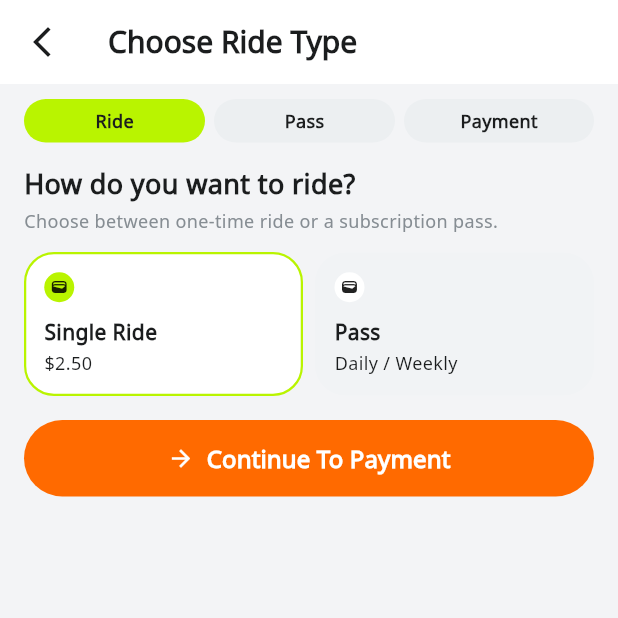
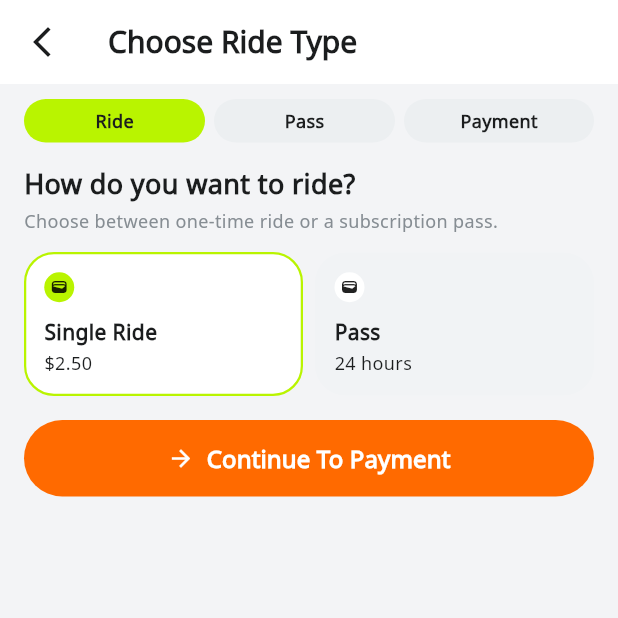
Before and after one commit to AsInike/Final_project-Ronan, a Flutter app: the screen it shows after launch, item 3 of the bottom bar chosen, on a phone screen of 412 x 824 dp, the top half of it. Run offline on Flutter 3.47's test engine with Material 3 defaults, Android fonts, the phone set to English and light mode, and no system bars; our stand-ins replace flutter_map, latlong2.

Commit message:
update payment

```diff
--- a/bestapp/lib/features/payment/screens/payment_screen.dart
+++ b/bestapp/lib/features/payment/screens/payment_screen.dart
@@ -7,6 +7,7 @@ import '../../../core/constants/text_styles.dart';
 import '../../../core/widgets/bottom_nav_bar.dart';
 import '../../../core/widgets/custom_app_bar.dart';
 import '../../../core/widgets/custom_button.dart';
+import '../../../models/pass_plan.dart';
 import '../../../routes/app_routes.dart';
 import '../../../services/app_state.dart';
 import '../widgets/payment_card.dart';
@@ -77,6 +78,7 @@ class _PaymentScreenState extends State<PaymentScreen> {
   @override
   Widget build(BuildContext context) {
     final state = context.watch<AppState>();
+    final passPlans = state.passPlans.where((plan) => plan.id != 'single-ride').toList();
     final title = _step == 0
         ? 'Choose Ride Type'
         : _step == 1
@@ -89,7 +91,9 @@ class _PaymentScreenState extends State<PaymentScreen> {
         title: title,
         showBackButton: true,
       ),
-      body: SingleChildScrollView(
+      body: SafeArea(
+        top: false,
+        child: Padding(
           padding: const EdgeInsets.fromLTRB(16, 10, 16, 6),
           child: Form(
             key: _formKey,
@@ -98,7 +102,34 @@ class _PaymentScreenState extends State<PaymentScreen> {
               children: [
                 _StepIndicator(currentStep: _step),
                 const SizedBox(height: 14),
-              if (_step == 0) ...[
+                Expanded(child: _buildStepContent(state, passPlans)),
+              ],
+            ),
+          ),
+        ),
+      ),
+      bottomNavigationBar: Column(
+        mainAxisSize: MainAxisSize.min,
+        children: [
+          if (_step == 1) _buildPassStepActionBar(),
+          BottomNavBar(
+            currentIndex: 2,
+            onTap: (index) {
+              state.setCurrentNavIndex(index);
+              AppRoutes.navigateByTab(context, index);
+            },
+          ),
+        ],
+      ),
+    );
+  }
+
+  Widget _buildStepContent(AppState state, List<PassPlan> passPlans) {
+    if (_step == 0) {
+      return SingleChildScrollView(
+        child: Column(
+          crossAxisAlignment: CrossAxisAlignment.start,
+          children: [
             Text('How do you want to ride?', style: AppTextStyles.titleMedium.copyWith(fontSize: 18)),
             const SizedBox(height: 4),
             Text('Choose between one-time ride or a subscription pass.', style: AppTextStyles.caption),
@@ -108,12 +139,11 @@ class _PaymentScreenState extends State<PaymentScreen> {
                 Expanded(
                   child: PaymentCard(
                     title: 'Single Ride',
-                        subtitle: '\$${RidePassType.singleRide.price.toStringAsFixed(2)}',
+                    subtitle: '\$${AppConstants.singleRidePrice.toStringAsFixed(2)}',
                     isSelected: !_isPassFlow,
                     onTap: () {
                       setState(() {
                         _isPassFlow = false;
-                            state.selectPassType(RidePassType.singleRide);
                       });
                     },
                   ),
@@ -122,12 +152,11 @@ class _PaymentScreenState extends State<PaymentScreen> {
                 Expanded(
                   child: PaymentCard(
                     title: 'Pass',
-                        subtitle: 'Daily / Weekly',
+                    subtitle: state.selectedPassPlan.billingCycle,
                     isSelected: _isPassFlow,
                     onTap: () {
                       setState(() {
                         _isPassFlow = true;
-                            state.selectPassType(RidePassType.dailyPass);
                       });
                     },
                   ),
@@ -145,54 +174,42 @@ class _PaymentScreenState extends State<PaymentScreen> {
               },
             ),
           ],
-              if (_step == 1) ...[
+        ),
+      );
+    }
+
+    if (_step == 1) {
+      return Column(
+        crossAxisAlignment: CrossAxisAlignment.start,
+        children: [
           Text('Choose your pass', style: AppTextStyles.titleMedium.copyWith(fontSize: 18)),
           const SizedBox(height: 4),
           Text('Select the pass plan before entering payment details.', style: AppTextStyles.caption),
           const SizedBox(height: 12),
-                PaymentCard(
-                  title: RidePassType.dailyPass.label,
-                  subtitle: '\$${RidePassType.dailyPass.price.toStringAsFixed(2)}',
-                  isSelected: state.selectedPassType == RidePassType.dailyPass,
-                  onTap: () => state.selectPassType(RidePassType.dailyPass),
-                ),
-                const SizedBox(height: 8),
-                PaymentCard(
-                  title: RidePassType.weeklyPass.label,
-                  subtitle: '\$${RidePassType.weeklyPass.price.toStringAsFixed(2)}',
-                  isSelected: state.selectedPassType == RidePassType.weeklyPass,
-                  onTap: () => state.selectPassType(RidePassType.weeklyPass),
-                ),
-                const SizedBox(height: 16),
-                Row(
-                  children: [
           Expanded(
-                      child: CustomButton(
-                        label: 'Back',
-                        icon: Icons.arrow_back,
-                        onPressed: () {
-                          setState(() {
-                            _step = 0;
-                          });
-                        },
-                      ),
-                    ),
-                    const SizedBox(width: 8),
-                    Expanded(
-                      child: CustomButton(
-                        icon: Icons.arrow_forward,
-                        label: 'Continue',
-                        onPressed: () {
-                          setState(() {
-                            _step = 2;
-                          });
+            child: ListView.separated(
+              padding: const EdgeInsets.only(bottom: 12),
+              itemCount: passPlans.length,
+              separatorBuilder: (_, __) => const SizedBox(height: 8),
+              itemBuilder: (context, index) {
+                final plan = passPlans[index];
+                return PaymentCard(
+                  title: plan.name,
+                  subtitle: '${plan.billingCycle} - \$${plan.priceUsd.toStringAsFixed(2)}',
+                  isSelected: state.selectedPassPlan.id == plan.id,
+                  onTap: () => state.selectPassPlan(plan),
+                );
               },
             ),
           ),
         ],
-                ),
-              ],
-              if (_step == 2) ...[
+      );
+    }
+
+    return SingleChildScrollView(
+      child: Column(
+        crossAxisAlignment: CrossAxisAlignment.start,
+        children: [
           Row(
             children: [
               Text('Payment Method', style: AppTextStyles.heading.copyWith(fontSize: 13)),
@@ -274,7 +291,7 @@ class _PaymentScreenState extends State<PaymentScreen> {
               children: [
                 Text('Total Amount', style: AppTextStyles.caption),
                 Text(
-                        '\$${state.totalPrice.toStringAsFixed(2)}',
+                  '\$${(_isPassFlow ? state.totalPrice : AppConstants.singleRidePrice).toStringAsFixed(2)}',
                   style: AppTextStyles.heading.copyWith(fontWeight: FontWeight.w700),
                 ),
               ],
@@ -316,16 +333,49 @@ class _PaymentScreenState extends State<PaymentScreen> {
             ),
           ),
         ],
+      ),
+    );
+  }
+
+  Widget _buildPassStepActionBar() {
+    return SafeArea(
+      top: false,
+      bottom: false,
+      child: Container(
+        width: double.infinity,
+        padding: const EdgeInsets.fromLTRB(16, 10, 16, 10),
+        margin: const EdgeInsets.only(top: 4),
+        decoration: BoxDecoration(
+          color: AppColors.background,
+          border: Border(top: BorderSide(color: AppColors.border.withOpacity(0.5))),
+        ),
+        child: Row(
+          children: [
+            Expanded(
+              child: CustomButton(
+                label: 'Back',
+                icon: Icons.arrow_back,
+                onPressed: () {
+                  setState(() {
+                    _step = 0;
+                  });
+                },
+              ),
+            ),
+            const SizedBox(width: 10),
+            Expanded(
+              child: CustomButton(
+                icon: Icons.arrow_forward,
+                label: 'Continue',
+                onPressed: () {
+                  setState(() {
+                    _step = 2;
+                  });
+                },
+              ),
+            ),
           ],
         ),
-        ),
-      ),
-      bottomNavigationBar: BottomNavBar(
-        currentIndex: 2,
-        onTap: (index) {
-          state.setCurrentNavIndex(index);
-          AppRoutes.navigateByTab(context, index);
-        },
       ),
     );
   }
--- a/bestapp/lib/features/payment/screens/payment_success_screen.dart
+++ b/bestapp/lib/features/payment/screens/payment_success_screen.dart
@@ -1,7 +1,6 @@
 import 'package:flutter/material.dart';
 import 'package:provider/provider.dart';
 
-import '../../../core/constants/app_constants.dart';
 import '../../../core/constants/colors.dart';
 import '../../../core/constants/text_styles.dart';
 import '../../../core/widgets/bottom_nav_bar.dart';
@@ -42,7 +41,7 @@ class PaymentSuccessScreen extends StatelessWidget {
                   Text('Payment Successful!', style: AppTextStyles.heading),
                   const SizedBox(height: 4),
                   Text(
-                    'Your ${state.selectedPassType.label} is now active.',
+                    'Your ${state.selectedPassPlan.name} is now active.',
                     style: AppTextStyles.caption,
                   ),
                   const SizedBox(height: 14),
@@ -73,7 +72,7 @@ class PaymentSuccessScreen extends StatelessWidget {
                         ),
                         const SizedBox(height: 8),
                         Text('Urban Explorer', style: AppTextStyles.heading),
-                        Text('Day Pass', style: AppTextStyles.body),
+                        Text(state.selectedPassPlan.name, style: AppTextStyles.body),
                         const SizedBox(height: 6),
                         Text('\$${state.totalPrice.toStringAsFixed(2)}', style: AppTextStyles.heading),
                       ],
--- /dev/null
+++ b/bestapp/lib/models/pass_plan.dart
@@ -0,0 +1,25 @@
+class PassPlan {
+  const PassPlan({
+    required this.id,
+    required this.name,
+    required this.priceUsd,
+    required this.billingCycle,
+    required this.includedRideMinutes,
+    required this.unlockFeeUsd,
+    required this.overagePer30MinUsd,
+    required this.autoRenew,
+    required this.description,
+    this.requiresVerification = false,
+  });
+
+  final String id;
+  final String name;
+  final double priceUsd;
+  final String billingCycle;
+  final int includedRideMinutes;
+  final double unlockFeeUsd;
+  final double overagePer30MinUsd;
+  final bool autoRenew;
+  final String description;
+  final bool requiresVerification;
+}
--- a/bestapp/lib/services/app_state.dart
+++ b/bestapp/lib/services/app_state.dart
@@ -1,6 +1,6 @@
 import 'package:flutter/foundation.dart';
 
-import '../core/constants/app_constants.dart';
+import '../models/pass_plan.dart';
 import '../models/station.dart';
 import '../models/user.dart';
 import 'mock_data_service.dart';
@@ -8,24 +8,31 @@ import 'mock_data_service.dart';
 class AppState extends ChangeNotifier {
   AppState()
       : _stations = MockDataService.getStations(),
-        _user = MockDataService.getUser() {
+        _user = MockDataService.getUser(),
+        _passPlans = MockDataService.getPassPlans() {
     _selectedStation = _stations.first;
+    _selectedPassPlan = _passPlans.firstWhere(
+      (plan) => plan.id == 'day-pass',
+      orElse: () => _passPlans.first,
+    );
   }
 
   final List<Station> _stations;
   final UrbanUser _user;
+  final List<PassPlan> _passPlans;
 
   late Station _selectedStation;
-  RidePassType _selectedPassType = RidePassType.singleRide;
+  late PassPlan _selectedPassPlan;
   int _currentNavIndex = 0;
 
   List<Station> get stations => _stations;
   UrbanUser get user => _user;
+  List<PassPlan> get passPlans => _passPlans;
   Station get selectedStation => _selectedStation;
-  RidePassType get selectedPassType => _selectedPassType;
+  PassPlan get selectedPassPlan => _selectedPassPlan;
   int get currentNavIndex => _currentNavIndex;
 
-  double get totalPrice => _selectedPassType.price;
+  double get totalPrice => _selectedPassPlan.priceUsd;
 
   void selectStation(Station station) {
     if (_selectedStation.id == station.id) {
@@ -35,11 +42,11 @@ class AppState extends ChangeNotifier {
     notifyListeners();
   }
 
-  void selectPassType(RidePassType type) {
-    if (_selectedPassType == type) {
+  void selectPassPlan(PassPlan plan) {
+    if (_selectedPassPlan.id == plan.id) {
       return;
     }
-    _selectedPassType = type;
+    _selectedPassPlan = plan;
     notifyListeners();
   }
 
--- a/bestapp/lib/services/mock_data_service.dart
+++ b/bestapp/lib/services/mock_data_service.dart
@@ -1,8 +1,92 @@
 import '../models/bike.dart';
+import '../models/pass_plan.dart';
 import '../models/station.dart';
 import '../models/user.dart';
 
 class MockDataService {
+  static List<PassPlan> getPassPlans() {
+    return const [
+      PassPlan(
+        id: 'single-ride',
+        name: 'Single Ride',
+        priceUsd: 3.50,
+        billingCycle: 'One-time',
+        includedRideMinutes: 30,
+        unlockFeeUsd: 0,
+        overagePer30MinUsd: 2.00,
+        autoRenew: false,
+        description: 'For occasional trips with no subscription commitment.',
+      ),
+      PassPlan(
+        id: 'day-pass',
+        name: 'Day Pass',
+        priceUsd: 11.99,
+        billingCycle: '24 hours',
+        includedRideMinutes: 45,
+        unlockFeeUsd: 0,
+        overagePer30MinUsd: 2.00,
+        autoRenew: false,
+        description: 'Unlimited rides for one day, up to 45 minutes each ride.',
+      ),
+      PassPlan(
+        id: 'weekly-flex',
+        name: 'Weekly Flex',
+        priceUsd: 24.99,
+        billingCycle: 'Weekly',
+        includedRideMinutes: 45,
+        unlockFeeUsd: 0,
+        overagePer30MinUsd: 1.50,
+        autoRenew: true,
+        description: 'Balanced plan for tourists and short-term commuters.',
+      ),
+      PassPlan(
+        id: 'monthly-commuter',
+        name: 'Monthly Commuter',
+        priceUsd: 59.99,
+        billingCycle: 'Monthly',
+        includedRideMinutes: 60,
+        unlockFeeUsd: 0,
+        overagePer30MinUsd: 1.00,
+        autoRenew: true,
+        description: 'Best value for frequent city riders and daily commuting.',
+      ),
+      PassPlan(
+        id: 'annual-member',
+        name: 'Annual Member',
+        priceUsd: 499.00,
+        billingCycle: 'Yearly',
+        includedRideMinutes: 60,
+        unlockFeeUsd: 0,
+        overagePer30MinUsd: 0.75,
+        autoRenew: true,
+        description: 'Lowest long-term cost per month for regular riders.',
+      ),
+      PassPlan(
+        id: 'student-monthly',
+        name: 'Student Monthly',
+        priceUsd: 39.99,
+        billingCycle: 'Monthly',
+        includedRideMinutes: 45,
+        unlockFeeUsd: 0,
+        overagePer30MinUsd: 1.00,
+        autoRenew: true,
+        description: 'Discounted commuter plan for verified students.',
+        requiresVerification: true,
+      ),
+      PassPlan(
+        id: 'business-team',
+        name: 'Business Team Pass',
+        priceUsd: 79.99,
+        billingCycle: 'Monthly',
+        includedRideMinutes: 60,
+        unlockFeeUsd: 0,
+        overagePer30MinUsd: 0.90,
+        autoRenew: true,
+        description: 'Corporate-focused plan with flexible commuting benefits.',
+      ),
+    ];
+  }
+
   static List<Station> getStations() {
     return const [
       Station(
@@ -121,7 +205,7 @@ class MockDataService {
       totalDistanceKm: 142.6,
       totalRides: 39,
       co2SavedKg: 31.4,
-      activePass: 'Daily Pass',
+      activePass: 'Monthly Commuter',
       recentTrips: [
         RecentTrip(
           routeName: 'Central Park to Riverfront',
```
Lines whose indentation alone changed are shown as unchanged.
